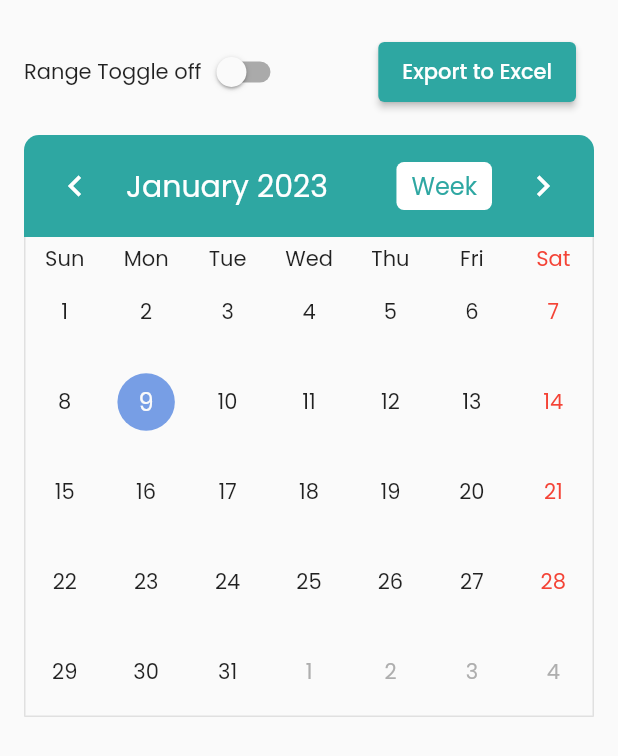
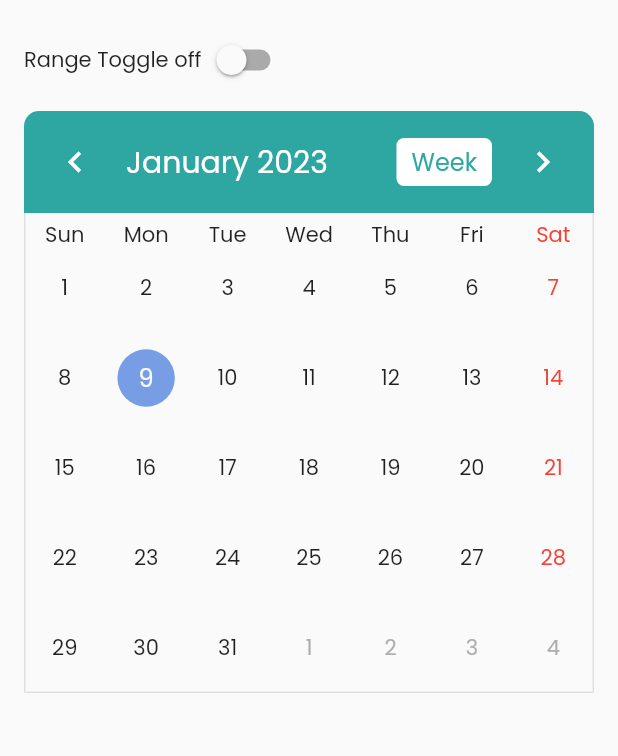
Before and after one commit to NabinStha2/Attendance_System, a Flutter app: the CalendarScreen widget shown alone on an empty page, opened directly, on a phone screen of 412 x 824 dp. Shown: the top 756 px of the screen. Run offline on Flutter 3.47's test engine with Material 2 defaults, Android fonts, the phone set to English and light mode, and no system bars; drawn by our look-alikes of table_calendar; our stand-ins replace fluttertoast, google_fonts, hive, hive_flutter, local_auth, open_file and 2 more; missing offline and left inert: syncfusion_flutter_datagrid_export, syncfusion_flutter_xlsio; accounts and stored records are empty.

Commit message:
datagrid attendance modified with export excel file

```diff
--- a/lib/core/app/states.dart
+++ b/lib/core/app/states.dart
@@ -5,7 +5,7 @@ import 'package:hive_flutter/hive_flutter.dart';
 import 'package:syncfusion_flutter_datagrid/datagrid.dart';
 import 'package:table_calendar/table_calendar.dart';
 
-import '../../screens/datagrid.dart';
+import '../../utils/datagrid.dart';
 
 Box? attendanceModelBox;
 Box? checkInOrOutBox;
@@ -24,4 +24,4 @@ DateTime? selectedDateUTC;
 RangeSelectionMode rangeSelectionMode = RangeSelectionMode.toggledOff;
 
 final GlobalKey<SfDataGridState> sfDataGridKey = GlobalKey<SfDataGridState>();
-EmployeeDataSource? employeeDataSource;
+late AttendanceDataSource attendanceDataSource;
--- a/lib/screens/calendar/calendar_screen.dart
+++ b/lib/screens/calendar/calendar_screen.dart
@@ -1,20 +1,16 @@
-import 'dart:io';
-
 import 'package:attendance_system/provider/theme_provider.dart';
 import 'package:attendance_system/widgets/show_events_modal_bottom_sheet.dart';
 import 'package:flutter/material.dart';
 import 'package:intl/intl.dart';
 import 'package:provider/provider.dart';
-import 'package:syncfusion_flutter_datagrid/datagrid.dart';
 import 'package:table_calendar/table_calendar.dart';
 
 import 'package:attendance_system/core/app/colors.dart';
 
 import '../../core/app/states.dart';
-import '../../utils/export_datagrid.dart';
 import '../../utils/get_events.dart';
 import '../../utils/get_time.dart';
-import '../datagrid.dart';
+import '../../utils/datagrid.dart';
 
 class CalendarScreen extends StatefulWidget {
   const CalendarScreen({
@@ -38,14 +34,10 @@ class _CalendarScreenState extends State<CalendarScreen> {
 
     selectedDay = focusedDay;
 
-    selectedDateUTC =
-        DateTime.utc(selectedDay!.year, selectedDay!.month, selectedDay!.day);
-    focusedDateUTC =
-        DateTime.utc(focusedDay.year, focusedDay.month, focusedDay.day);
-    selectedEvents = ValueNotifier(
-        Events.getEventsForDay(selectedDateUTC ?? focusedDateUTC!));
-    focusedDateUTC =
-        DateTime.utc(focusedDay.year, focusedDay.month, focusedDay.day);
+    selectedDateUTC = DateTime.utc(selectedDay!.year, selectedDay!.month, selectedDay!.day);
+    focusedDateUTC = DateTime.utc(focusedDay.year, focusedDay.month, focusedDay.day);
+    selectedEvents = ValueNotifier(Events.getEventsForDay(selectedDateUTC ?? focusedDateUTC!));
+    focusedDateUTC = DateTime.utc(focusedDay.year, focusedDay.month, focusedDay.day);
     GetTime().getTimeData();
   }
 
@@ -68,36 +60,19 @@ class _CalendarScreenState extends State<CalendarScreen> {
               children: [
                 Row(
                   children: [
-                    Text(
-                        "Range Toggle ${rangeSelectionMode == RangeSelectionMode.toggledOn ? "on" : "off"}"),
+                    Text("Range Toggle ${rangeSelectionMode == RangeSelectionMode.toggledOn ? "on" : "off"}"),
                     Switch.adaptive(
                       value: rangeSelectionMode == RangeSelectionMode.toggledOn,
                       activeColor: AColors.kPrimaryColor,
                       onChanged: ((value) {
                         setState(() {
                           rangeSelectionMode =
-                              rangeSelectionMode == RangeSelectionMode.toggledOn
-                                  ? RangeSelectionMode.toggledOff
-                                  : RangeSelectionMode.toggledOn;
+                              rangeSelectionMode == RangeSelectionMode.toggledOn ? RangeSelectionMode.toggledOff : RangeSelectionMode.toggledOn;
                         });
                       }),
                     ),
                   ],
                 ),
-                Container(
-                    margin: const EdgeInsets.all(12.0),
-                    child: const SizedBox(
-                      height: 40.0,
-                      child: ElevatedButton(
-                        onPressed: exportDataGridToExcel,
-                        child: Center(
-                          child: Text(
-                            'Export to Excel',
-                            style: TextStyle(color: Colors.white),
-                          ),
-                        ),
-                      ),
-                    )),
               ],
             ),
             const SizedBox(
@@ -129,21 +104,16 @@ class _CalendarScreenState extends State<CalendarScreen> {
                   focusedDay = focusedDay;
                 },
                 headerStyle: HeaderStyle(
-                  titleTextStyle:
-                      const TextStyle(color: Colors.white, fontSize: 20.0),
+                  titleTextStyle: const TextStyle(color: Colors.white, fontSize: 20.0),
                   decoration: BoxDecoration(
-                    color: _.isDarkTheme
-                        ? const Color(0xff779EE5)
-                        : AColors.kPrimaryColor,
+                    color: _.isDarkTheme ? const Color(0xff779EE5) : AColors.kPrimaryColor,
                     borderRadius: const BorderRadius.only(
                       topLeft: Radius.circular(10),
                       topRight: Radius.circular(10),
                     ),
                   ),
                   formatButtonTextStyle: TextStyle(
-                    color: _.isDarkTheme
-                        ? const Color(0xff779EE5)
-                        : AColors.kPrimaryColor,
+                    color: _.isDarkTheme ? const Color(0xff779EE5) : AColors.kPrimaryColor,
                     fontSize: 16.0,
                   ),
                   formatButtonDecoration: const BoxDecoration(
@@ -195,9 +165,7 @@ class _CalendarScreenState extends State<CalendarScreen> {
                   cellMargin: const EdgeInsets.all(8.0),
                   markerMargin: const EdgeInsets.only(top: 6.0, right: 1.5),
                   markerDecoration: BoxDecoration(
-                    color: _.isDarkTheme
-                        ? const Color(0xff779EE5)
-                        : AColors.kPrimaryColor,
+                    color: _.isDarkTheme ? const Color(0xff779EE5) : AColors.kPrimaryColor,
                     shape: BoxShape.circle,
                   ),
                 ),
@@ -215,10 +183,8 @@ class _CalendarScreenState extends State<CalendarScreen> {
                     });
                   }
                   selectedEvents?.value = Events.getEventsForDay(selectedDays);
-                  showEventsModalBottomSheet(
-                      context: context, start: selectedDays);
-                  employeeDataSource =
-                      EmployeeDataSource(data: selectedEvents?.value);
+                  showEventsModalBottomSheet(context: context, start: selectedDays);
+                  attendanceDataSource = AttendanceDataSource(data: selectedEvents?.value);
                   setState(() {});
                 },
                 eventLoader: (day) {
@@ -232,9 +198,7 @@ class _CalendarScreenState extends State<CalendarScreen> {
                       child: Text(
                         DateFormat.E().format(day),
                         style: TextStyle(
-                          color: DateFormat.E().format(day) == "Sat"
-                              ? Colors.red
-                              : null,
+                          color: DateFormat.E().format(day) == "Sat" ? Colors.red : null,
                         ),
                       ),
                     );
@@ -269,71 +233,24 @@ class _CalendarScreenState extends State<CalendarScreen> {
                     // rangeSelectionMode = RangeSelectionMode.toggledOn;
                   });
                   if (start != null && end != null) {
-                    selectedEvents?.value =
-                        Events.getEventsForRange(start, end);
+                    selectedEvents?.value = Events.getEventsForRange(start, end);
                     showEventsModalBottomSheet(
                       context: context,
                       start: start,
                       end: end,
                     );
-                    employeeDataSource =
-                        EmployeeDataSource(data: selectedEvents?.value);
+                    attendanceDataSource = AttendanceDataSource(data: selectedEvents?.value);
                   } else if (start != null) {
                     selectedEvents?.value = Events.getEventsForDay(start);
-                    employeeDataSource =
-                        EmployeeDataSource(data: selectedEvents?.value);
+                    attendanceDataSource = AttendanceDataSource(data: selectedEvents?.value);
                   } else if (end != null) {
                     selectedEvents?.value = Events.getEventsForDay(end);
-                    employeeDataSource =
-                        EmployeeDataSource(data: selectedEvents?.value);
+                    attendanceDataSource = AttendanceDataSource(data: selectedEvents?.value);
                   }
                   setState(() {});
                 },
               ),
             ),
-            const SizedBox(
-              height: 20,
-            ),
-            employeeDataSource != null
-                ? SfDataGrid(
-                    key: sfDataGridKey,
-                    source: employeeDataSource!,
-                    gridLinesVisibility: GridLinesVisibility.both,
-                    headerGridLinesVisibility: GridLinesVisibility.both,
-                    columnWidthMode: ColumnWidthMode.fitByColumnName,
-                    allowSorting: true,
-                    columns: <GridColumn>[
-                      GridColumn(
-                          columnName: 'Day',
-                          columnWidthMode: ColumnWidthMode.fitByColumnName,
-                          label: Container(
-                              padding: const EdgeInsets.all(16.0),
-                              alignment: Alignment.centerRight,
-                              child: const Text(
-                                'Day',
-                              ))),
-                      GridColumn(
-                          columnName: 'Weekday',
-                          label: Container(
-                              padding: const EdgeInsets.all(16.0),
-                              alignment: Alignment.center,
-                              child: const Text('Weekday'))),
-                      GridColumn(
-                          columnName: 'Time',
-                          columnWidthMode: ColumnWidthMode.fitByCellValue,
-                          label: Container(
-                              padding: const EdgeInsets.all(16.0),
-                              alignment: Alignment.center,
-                              child: const Text('Time'))),
-                      GridColumn(
-                          columnName: 'Total working',
-                          label: Container(
-                              padding: const EdgeInsets.all(16.0),
-                              alignment: Alignment.center,
-                              child: const Text('Total working'))),
-                    ],
-                  )
-                : Container(),
           ],
         ),
       ),
--- a/lib/screens/home/components/home_body.dart
+++ b/lib/screens/home/components/home_body.dart
@@ -13,6 +13,8 @@ import 'package:provider/provider.dart';
 import '../../../core/app/colors.dart';
 import '../../../core/app/states.dart';
 import '../../../services/local_auth.dart';
+import '../../../utils/datagrid.dart';
+import '../../../utils/get_events.dart';
 
 class HomeBody extends StatefulWidget {
   const HomeBody({super.key});
@@ -189,6 +191,8 @@ class _HomeBodyState extends State<HomeBody> with SingleTickerProviderStateMixin
                             }
                           }
                           GetTime().getTimeData();
+                          selectedEvents?.value = Events.getEventsForDay(dateTime);
+                          attendanceDataSource = AttendanceDataSource(data: selectedEvents?.value);
                         }
                       }
                     },
--- a/lib/screens/home/home_screen.dart
+++ b/lib/screens/home/home_screen.dart
@@ -1,6 +1,7 @@
 import 'package:attendance_system/core/app/states.dart';
 import 'package:attendance_system/provider/home_provider.dart';
 import 'package:attendance_system/screens/calendar/calendar_screen.dart';
+import 'package:attendance_system/screens/datagrid/datagrid_screen.dart';
 import 'package:attendance_system/screens/home/components/home_body.dart';
 import 'package:flutter/material.dart';
 import 'package:provider/provider.dart';
@@ -27,6 +28,10 @@ class HomeScreen extends StatelessWidget {
               BottomNavigationBarItem(
                 label: "Attendance",
                 icon: Icon(Icons.calendar_month_rounded),
+              ),
+              BottomNavigationBarItem(
+                label: "DataGrid",
+                icon: Icon(Icons.table_view_rounded),
               ),
             ],
           ),
@@ -56,6 +61,7 @@ class HomeScreen extends StatelessWidget {
             children: const [
               HomeBody(),
               CalendarScreen(),
+              DataGridScreen(),
             ],
           ),
         ),
--- /dev/null
+++ b/lib/utils/datagrid.dart
@@ -0,0 +1,39 @@
+import 'package:attendance_system/core/development/console.dart';
+import 'package:flutter/material.dart';
+import 'package:intl/intl.dart';
+import 'package:syncfusion_flutter_datagrid/datagrid.dart';
+
+class AttendanceDataSource extends DataGridSource {
+  List<DataGridRow> attendanceData = [];
+
+  AttendanceDataSource({List<dynamic>? data}) {
+    data?.forEach(
+      (e) => attendanceData.add(DataGridRow(
+        cells: [
+          DataGridCell<String>(columnName: 'Date', value: DateFormat("y:MM:dd").format(e["date"])),
+          DataGridCell<String>(columnName: 'Weekday', value: DateFormat.EEEE().format(e["date"]).toString()),
+          DataGridCell<String>(
+              columnName: 'Time',
+              value: "${DateFormat('h:mm:ss a').format(e["startTime"]).toString()} - ${DateFormat('h:mm:ss a').format(e["endTime"]).toString()}"),
+          DataGridCell<String>(columnName: 'Working hour', value: e["endTime"].difference(e["startTime"]).toString().split(".")[0]),
+        ],
+      )),
+    );
+    consolelog("attendanceData :: $attendanceData");
+  }
+
+  @override
+  List<DataGridRow> get rows => attendanceData;
+
+  @override
+  DataGridRowAdapter? buildRow(DataGridRow row) {
+    return DataGridRowAdapter(
+        cells: row.getCells().map<Widget>((dataGridCell) {
+      return Container(
+        alignment: Alignment.center,
+        padding: const EdgeInsets.all(4.0),
+        child: Text(dataGridCell.value.toString()),
+      );
+    }).toList());
+  }
+}
--- a/lib/utils/export_datagrid.dart
+++ b/lib/utils/export_datagrid.dart
@@ -12,8 +12,7 @@ Future<void> exportDataGridToExcel() async {
   //     'Attendance${DateTime.now().day}${DateTime.now().millisecond}.xlsx');
   final Workbook workbook = Workbook();
   final Worksheet worksheet = workbook.worksheets[0];
-  sfDataGridKey.currentState!.exportToExcelWorksheet(worksheet);
+  sfDataGridKey.currentState?.exportToExcelWorksheet(worksheet);
   final List<int> bytes = workbook.saveAsStream();
-  await saveAndLaunchFile(bytes,
-      'Attendance${DateTime.now().day}${DateTime.now().millisecond}.xlsx');
+  await saveAndLaunchFile(bytes, 'Attendance${DateTime.now().day}${DateTime.now().second}${DateTime.now().millisecond}.xlsx');
 }
--- a/lib/widgets/show_events_modal_bottom_sheet.dart
+++ b/lib/widgets/show_events_modal_bottom_sheet.dart
@@ -9,6 +9,7 @@ import 'package:table_calendar/table_calendar.dart';
 import '../core/app/colors.dart';
 import '../core/app/states.dart';
 import '../core/development/console.dart';
+import '../utils/datagrid.dart';
 import '../utils/get_events.dart';
 
 void showEventsModalBottomSheet({
@@ -376,7 +377,7 @@ void showEventsModalBottomSheet({
                                                       right: 0,
                                                       child: GestureDetector(
                                                         onTap: () {
-                                                          consolelog("dateTime :: ${value[index]["date"]}");
+                                                          // consolelog("dateTime :: ${value[index]["date"]}");
                                                           showDialog(
                                                               barrierDismissible: false,
                                                               barrierColor: Colors.black.withOpacity(0.7),
@@ -439,6 +440,9 @@ void showEventsModalBottomSheet({
                                                                                   }
                                                                                   // consolelog(attendanceModelBox?.get(e.key));
                                                                                 });
+                                                                                attendanceDataSource =
+                                                                                    AttendanceDataSource(data: selectedEvents?.value);
+
                                                                                 Navigator.pop(context);
                                                                               },
                                                                               child: Text(
```
Also changed, not shown: lib/screens/datagrid.dart (deleted, +0 -50 lines), lib/screens/datagrid/datagrid_screen.dart (added, +80 -0 lines), lib/utils/save_file.dart (+2 -13 lines), 2 other files.
